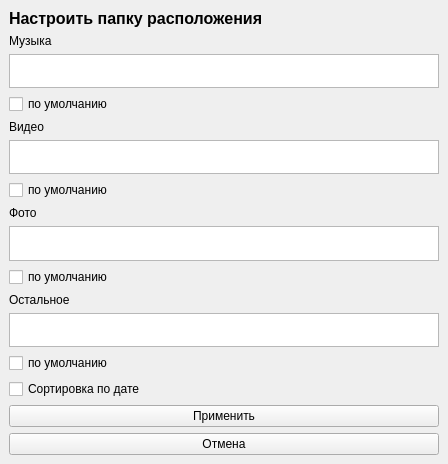
Qt form ui/folderselect.ui (USATU-Project/DesktopHelper) before a commit.
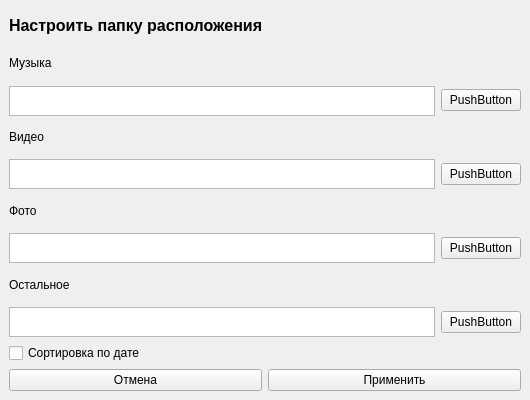
The same form after that commit.

The edit to the form file:
```diff
--- a/ui/folderselect.ui
+++ b/ui/folderselect.ui
@@ -6,8 +6,8 @@
    <rect>
     <x>0</x>
     <y>0</y>
-    <width>448</width>
-    <height>464</height>
+    <width>530</width>
+    <height>400</height>
    </rect>
   </property>
   <property name="windowTitle">
@@ -45,26 +45,31 @@
      </widget>
     </item>
     <item>
+     <layout class="QHBoxLayout" name="horizontalLayout">
+      <item>
      <widget class="QTextEdit" name="music_folder">
       <property name="minimumSize">
        <size>
-        <width>389</width>
+          <width>330</width>
+          <height>30</height>
+         </size>
+        </property>
+        <property name="maximumSize">
+         <size>
+          <width>12235234</width>
         <height>27</height>
        </size>
       </property>
      </widget>
     </item>
     <item>
-     <widget class="QCheckBox" name="music_def">
-      <property name="font">
-       <font>
-        <family>Helvetica</family>
-       </font>
-      </property>
+       <widget class="QPushButton" name="pushButton">
       <property name="text">
-       <string>по умолчанию</string>
-      </property>
-     </widget>
+         <string>PushButton</string>
+        </property>
+       </widget>
+      </item>
+     </layout>
     </item>
     <item>
      <widget class="QLabel" name="label_3">
@@ -80,26 +85,31 @@
      </widget>
     </item>
     <item>
+     <layout class="QHBoxLayout" name="horizontalLayout_2">
+      <item>
      <widget class="QTextEdit" name="video_folder">
       <property name="minimumSize">
        <size>
-        <width>389</width>
-        <height>27</height>
+          <width>330</width>
+          <height>30</height>
+         </size>
+        </property>
+        <property name="maximumSize">
+         <size>
+          <width>124145</width>
+          <height>30</height>
        </size>
       </property>
      </widget>
     </item>
     <item>
-     <widget class="QCheckBox" name="video_def">
-      <property name="font">
-       <font>
-        <family>Helvetica</family>
-       </font>
-      </property>
+       <widget class="QPushButton" name="pushButton_2">
       <property name="text">
-       <string>по умолчанию</string>
-      </property>
-     </widget>
+         <string>PushButton</string>
+        </property>
+       </widget>
+      </item>
+     </layout>
     </item>
     <item>
      <widget class="QLabel" name="label_4">
@@ -115,29 +125,31 @@
      </widget>
     </item>
     <item>
-     <widget class="QTextEdit" name="photo_folder">
+     <layout class="QHBoxLayout" name="horizontalLayout_3">
+      <item>
+       <widget class="QTextEdit" name="video_folder_2">
       <property name="minimumSize">
        <size>
         <width>389</width>
         <height>27</height>
        </size>
       </property>
-      <property name="toolTipDuration">
-       <number>-1</number>
+        <property name="maximumSize">
+         <size>
+          <width>124142</width>
+          <height>30</height>
+         </size>
       </property>
      </widget>
     </item>
     <item>
-     <widget class="QCheckBox" name="photo_def">
-      <property name="font">
-       <font>
-        <family>Helvetica</family>
-       </font>
-      </property>
+       <widget class="QPushButton" name="pushButton_3">
       <property name="text">
-       <string>по умолчанию</string>
-      </property>
-     </widget>
+         <string>PushButton</string>
+        </property>
+       </widget>
+      </item>
+     </layout>
     </item>
     <item>
      <widget class="QLabel" name="label_5">
@@ -153,26 +165,31 @@
      </widget>
     </item>
     <item>
-     <widget class="QTextEdit" name="other_folder">
+     <layout class="QHBoxLayout" name="horizontalLayout_4">
+      <item>
+       <widget class="QTextEdit" name="video_folder_3">
       <property name="minimumSize">
        <size>
         <width>389</width>
         <height>27</height>
        </size>
       </property>
+        <property name="maximumSize">
+         <size>
+          <width>25235</width>
+          <height>30</height>
+         </size>
+        </property>
      </widget>
     </item>
     <item>
-     <widget class="QCheckBox" name="other_def">
-      <property name="font">
-       <font>
-        <family>Helvetica</family>
-       </font>
-      </property>
+       <widget class="QPushButton" name="pushButton_4">
       <property name="text">
-       <string>по умолчанию</string>
-      </property>
-     </widget>
+         <string>PushButton</string>
+        </property>
+       </widget>
+      </item>
+     </layout>
     </item>
     <item>
      <widget class="QCheckBox" name="date_sort">
@@ -187,18 +204,22 @@
      </widget>
     </item>
     <item>
-     <widget class="QPushButton" name="accept_button">
-      <property name="text">
-       <string>Применить</string>
-      </property>
-     </widget>
-    </item>
+     <layout class="QHBoxLayout" name="horizontalLayout_5">
     <item>
      <widget class="QPushButton" name="cancel_button">
       <property name="text">
        <string>Отмена</string>
       </property>
      </widget>
+      </item>
+      <item>
+       <widget class="QPushButton" name="accept_button">
+        <property name="text">
+         <string>Применить</string>
+        </property>
+       </widget>
+      </item>
+     </layout>
     </item>
    </layout>
   </widget>
```
Lines whose indentation alone changed are shown as unchanged.
